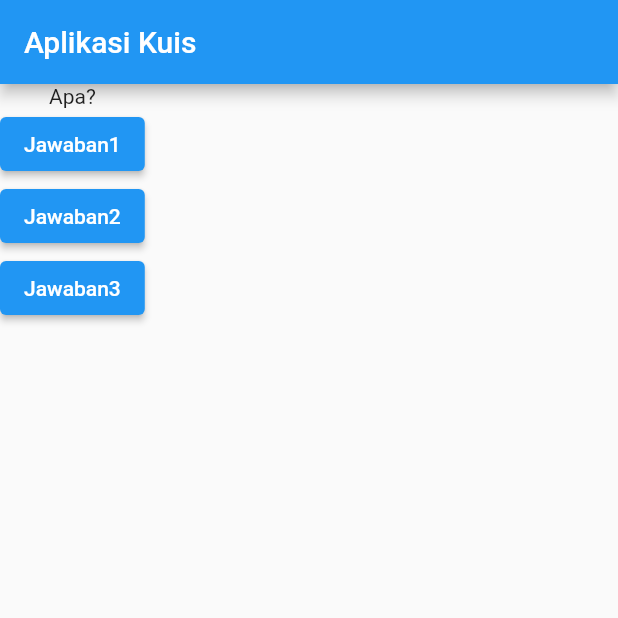
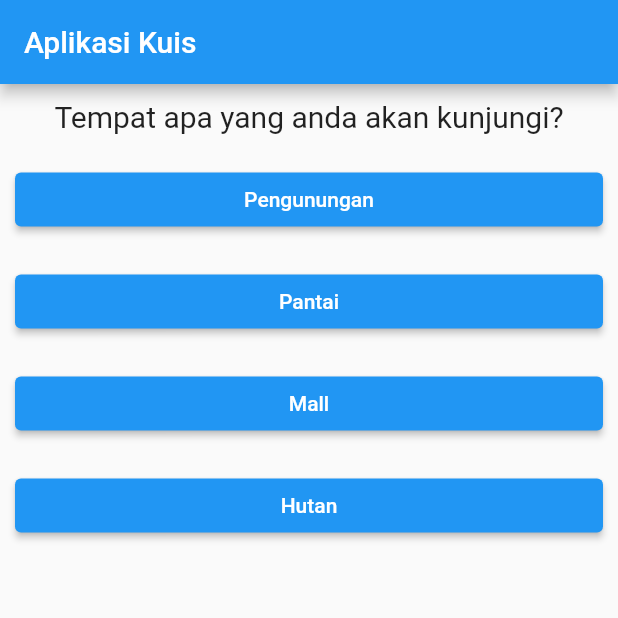
Before and after one commit to zainal-77/flutter_basics, a Flutter app: the screen it shows after launch, on a phone screen of 412 x 824 dp, the top half of it. Run offline on Flutter 3.47's test engine with Material 2 defaults, Android fonts, the phone set to English and light mode, and no system bars.

Commit message:
Provide pertanyaan.dart and jawaban.dart functions

```diff
--- /dev/null
+++ b/basic_quiz_app/lib/jawaban.dart
@@ -0,0 +1,23 @@
+import 'package:flutter/material.dart';
+
+// ignore: must_be_immutable
+class Jawaban extends StatelessWidget {
+  void Function()? handlePilih;
+
+  String jawabanText;
+
+  Jawaban(this.handlePilih, this.jawabanText);
+
+  @override
+  Widget build(BuildContext context) {
+    return Container(
+      width: double.infinity,
+      margin: EdgeInsets.all(10),
+      child: ElevatedButton(
+          onPressed: handlePilih,
+          child: Text(
+            jawabanText,
+          )),
+    );
+  }
+}
--- a/basic_quiz_app/lib/main.dart
+++ b/basic_quiz_app/lib/main.dart
@@ -1,6 +1,7 @@
 // ignore: unused_import
 import 'package:flutter/material.dart';
 import './pertanyaan.dart';
+import './jawaban.dart';
 // void main() {
 //   runApp(MyApp());
 // }
@@ -14,12 +15,19 @@ class MyApp extends StatefulWidget {
 
 class _MyAppState extends State<MyApp> {
   var _soalindex = 0;
-
-  @override
-  Widget build(BuildContext context) {
   var pertanyaan = [
-      'Apa?',
-      'bgmn?',
+    {
+      'pertanyaan': "Tempat apa yang anda akan kunjungi?",
+      'jawaban': ['Pengunungan', 'Pantai', 'Mall', 'Hutan'],
+    },
+    {
+      'pertanyaan': "Warna apa yang anda sukai?",
+      'jawaban': ['Merahn', 'Hijau', 'Putih', 'Hijau'],
+    },
+    {
+      'pertanyaan': "Hobby?",
+      'jawaban': ['Renang', 'vasket', 'voli', 'chess'],
+    },
   ];
 
   void _jawaban() {
@@ -29,6 +37,8 @@ class _MyAppState extends State<MyApp> {
     print(_soalindex);
   }
 
+  @override
+  Widget build(BuildContext context) {
     return MaterialApp(
       home: Scaffold(
         appBar: AppBar(
@@ -36,10 +46,11 @@ class _MyAppState extends State<MyApp> {
         ),
         body: Column(
           children: [
-            Text(pertanyaan[_soalindex]),
-            ElevatedButton(onPressed: _jawaban, child: Text('Jawaban1')),
-            ElevatedButton(onPressed: _jawaban, child: Text('Jawaban2')),
-            ElevatedButton(onPressed: _jawaban, child: Text('Jawaban3')),
+            Pertanyaan(pertanyaan[_soalindex]['pertanyaan']),
+            ...(pertanyaan[_soalindex]['jawaban'] as List<String>)
+                .map((jawabanText) {
+              return Jawaban(_jawaban, jawabanText);
+            }).toList(),
           ],
         ),
       ),
--- a/basic_quiz_app/lib/pertanyaan.dart
+++ b/basic_quiz_app/lib/pertanyaan.dart
@@ -1,5 +1,6 @@
 import 'package:flutter/material.dart';
 
+// ignore: must_be_immutable
 class Pertanyaan extends StatelessWidget {
   // const Pertanyaan({Key? key}) : super(key: key);
 
@@ -8,6 +9,14 @@ class Pertanyaan extends StatelessWidget {
 
   @override
   Widget build(BuildContext context) {
-    return Text(pertanyaan);
+    return Container(
+      width: double.infinity,
+      margin: EdgeInsets.all(10),
+      child: Text(
+        pertanyaan,
+        style: TextStyle(fontSize: 20),
+        textAlign: TextAlign.center,
+      ),
+    );
   }
 }
```
Lines whose indentation alone changed are shown as unchanged.
